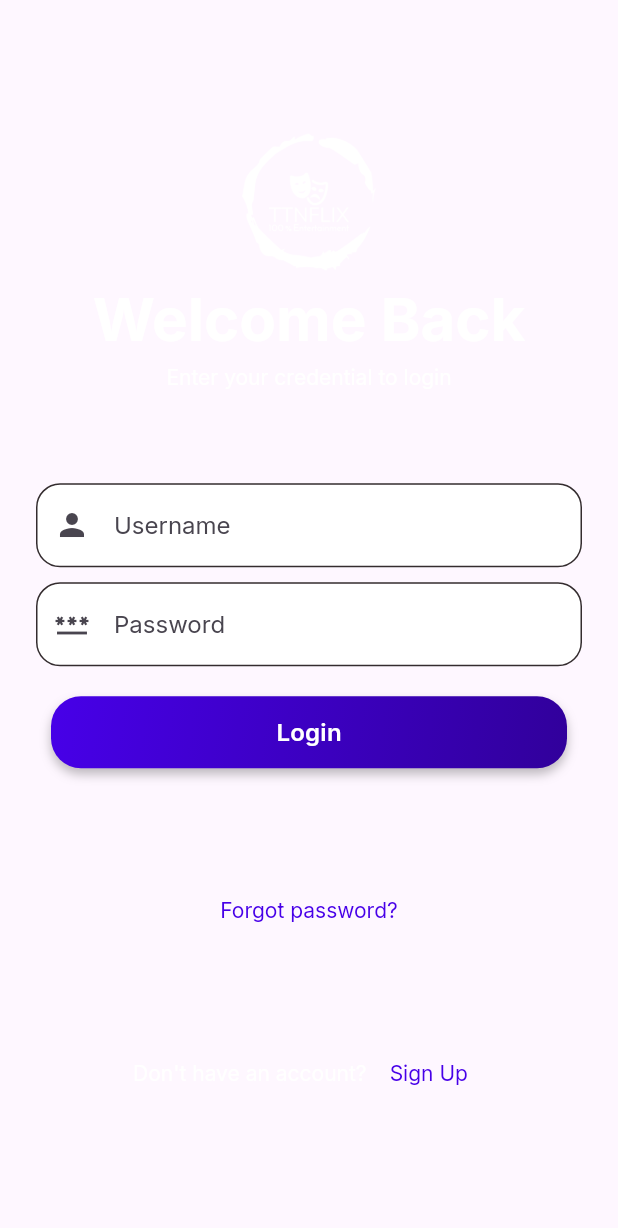
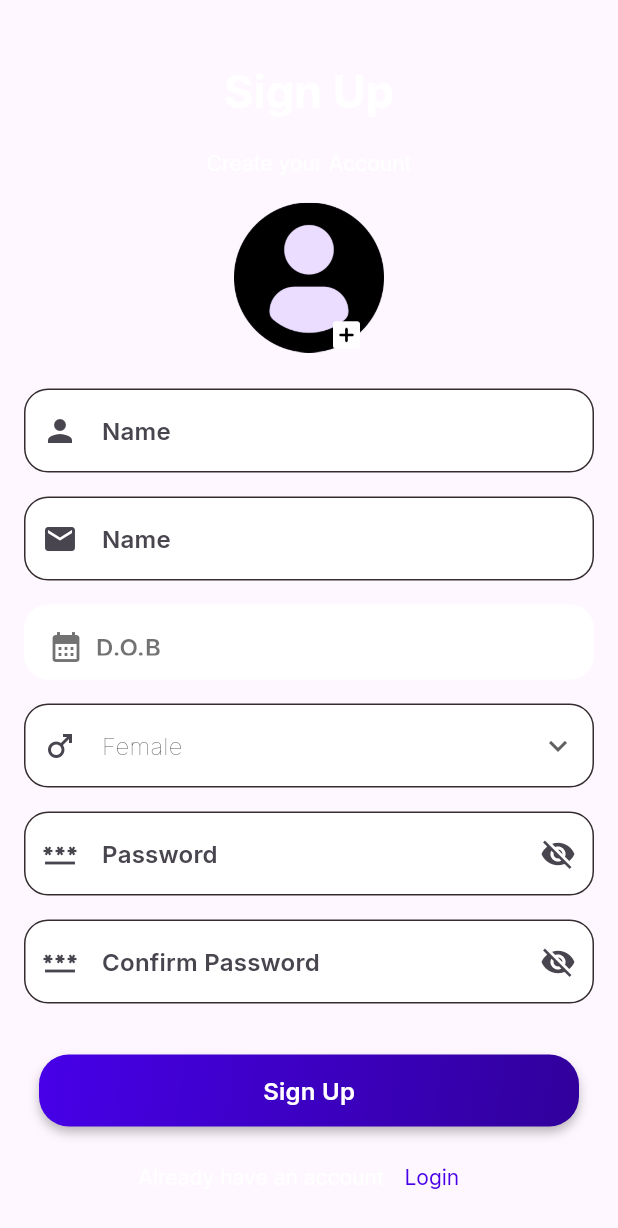
Before and after one commit to ritiksingh-tothenew/ttnflix, a Flutter app: the screen it shows after launch, after a tap on "Sign Up", on a phone screen of 412 x 824 dp. Shown: the top 1228 px of the screen. Run offline on Flutter 3.47's test engine with Material 3 defaults, Android fonts, the phone set to English and light mode, and no system bars; our stand-ins replace auto_route, dio, equatable, flutter_bloc, flutter_svg, get_it and 2 more; generated files the repository leaves out were written again; network calls fail.

Commit message:
Completed Ui of login and signup screen

```diff
--- a/lib/app_loader/app_loader_screen.dart
+++ b/lib/app_loader/app_loader_screen.dart
@@ -8,7 +8,7 @@ class AppLoaderScreen extends StatelessWidget {
 
   @override
   Widget build(BuildContext context) {
-  context.router.push(LoginScreenRoute());
+  context.router.push(SignInScreenRoute());
     return Container();
   }
 }
--- /dev/null
+++ b/lib/authentication/model/gender.dart
@@ -0,0 +1,6 @@
+class Gender {
+  final String name;
+  final String id;
+
+  Gender(this.name, this.id);
+}
--- a/lib/authentication/screens/login_screen.dart
+++ /dev/null
@@ -1,104 +0,0 @@
-import 'package:auto_route/annotations.dart';
-import 'package:flutter/material.dart';
-import 'package:ttnflix/common_widget/ttnflix_button.dart';
-import 'package:ttnflix/generated/flutter_gen/assets.gen.dart';
-import 'package:ttnflix/themes/ttnflix_colors.dart';
-import 'package:ttnflix/themes/ttnflix_sizes.dart';
-
-@RoutePage()
-class LoginScreen extends StatelessWidget {
-  const LoginScreen({super.key});
-
-  @override
-  Widget build(BuildContext context) {
-    return Scaffold(
-      body: Container(
-        margin: const EdgeInsets.all(TtnFlixSize.size24),
-        child: Column(
-          mainAxisAlignment: MainAxisAlignment.spaceEvenly,
-          children: [
-            _header(context),
-            _inputField(context),
-            _forgotPassword(context),
-            _signup(context),
-          ],
-        ),
-      ),
-    );
-  }
-
-  _header(context) {
-    return Column(
-      children: [
-        Image.asset(
-          Assets.icons.appLogoWhite.path,
-          width: TtnFlixSize.size100,
-          height: TtnFlixSize.size100,
-        ),
-        const Text(
-          "Welcome Back",
-          style: TextStyle(fontSize: 40, fontWeight: FontWeight.bold),
-        ),
-        const Text("Enter your credential to login"),
-      ],
-    );
-  }
-
-  _inputField(context) {
-    return Column(
-      crossAxisAlignment: CrossAxisAlignment.stretch,
-      children: [
-        const TextField(
-          decoration: InputDecoration(
-              hintText: "Username",
-              fillColor: Colors.white,
-              filled: true,
-              prefixIcon: Icon(Icons.person)),
-        ),
-        const SizedBox(height: 10),
-        const TextField(
-          decoration: InputDecoration(
-            hintText: "Password",
-            fillColor: Colors.white,
-            filled: true,
-            prefixIcon: Icon(Icons.password),
-          ),
-          obscureText: true,
-        ),
-        const SizedBox(height: 10),
-        TtnFlixButton(onClick: () {}, buttonText: 'Login')
-      ],
-    );
-  }
-
-  _forgotPassword(context) {
-    return TextButton(
-      onPressed: () {},
-      child: Text(
-        "Forgot password?",
-        style: Theme.of(context)
-            .textTheme
-            .bodyMedium
-            ?.copyWith(color: TTnFlixColors.blueLightColor),
-      ),
-    );
-  }
-
-  _signup(context) {
-    return Row(
-      mainAxisAlignment: MainAxisAlignment.center,
-      children: [
-        const Text("Don't have an account? "),
-        TextButton(
-            onPressed: () {},
-            child: Text(
-              "Sign Up",
-              style: Theme.of(context)
-                  .textTheme
-                  .bodyMedium
-                  ?.copyWith(color: TTnFlixColors.blueLightColor),
-            ))
-      ],
-    );
-  }
-}
--- /dev/null
+++ b/lib/authentication/screens/sign_in_screen.dart
@@ -0,0 +1,96 @@
+import 'package:auto_route/auto_route.dart';
+import 'package:flutter/material.dart';
+import 'package:flutter_gen/gen_l10n/app_localizations.dart';
+import 'package:ttnflix/common_widget/ttnflix_button.dart';
+import 'package:ttnflix/common_widget/ttnflix_passwordfield.dart';
+import 'package:ttnflix/common_widget/ttnflix_textfield.dart';
+import 'package:ttnflix/generated/flutter_gen/assets.gen.dart';
+import 'package:ttnflix/navigation/ttnflix_autoroute.gr.dart';
+import 'package:ttnflix/themes/ttnflix_colors.dart';
+import 'package:ttnflix/themes/ttnflix_sizes.dart';
+
+@RoutePage()
+class SignInScreen extends StatelessWidget {
+  SignInScreen({super.key});
+
+  final TextEditingController _emailEditingController = TextEditingController();
+  final TextEditingController _passwordEditingController =
+      TextEditingController();
+
+  @override
+  Widget build(BuildContext context) {
+    AppLocalizations appLocalizations = AppLocalizations.of(context)!;
+    return Scaffold(
+      body: Container(
+        margin: const EdgeInsets.all(TtnFlixSize.size24),
+        child: Column(
+          mainAxisAlignment: MainAxisAlignment.spaceEvenly,
+          children: [
+            Column(
+              children: [
+                Image.asset(
+                  Assets.icons.appLogoWhite.path,
+                  width: TtnFlixSize.size100,
+                  height: TtnFlixSize.size100,
+                ),
+                Text(
+                  appLocalizations.welcome_back,
+                  style: const TextStyle(
+                      fontSize: TtnFlixSize.size40,
+                      fontWeight: FontWeight.bold),
+                ),
+                Text(appLocalizations.enter_credentials),
+              ],
+            ),
+            Column(
+              crossAxisAlignment: CrossAxisAlignment.stretch,
+              children: [
+                TtnFlixTextField(
+                  textEditingController: _emailEditingController,
+                  prefixIcon: const Icon(Icons.email),
+                  hint: appLocalizations.name,
+                  textInputType: TextInputType.emailAddress,
+                ),
+                TtnPasswordField(
+                  textEditingController: _passwordEditingController,
+                  prefixIcon: const Icon(Icons.password),
+                  hint: appLocalizations.password,
+                  textInputType: TextInputType.visiblePassword,
+                ),
+                TtnFlixButton(
+                    onClick: () {}, buttonText: appLocalizations.login)
+              ],
+            ),
+            TextButton(
+              onPressed: () {},
+              child: Text(
+                appLocalizations.forgot_password,
+                style: Theme.of(context)
+                    .textTheme
+                    .bodyMedium
+                    ?.copyWith(color: TTnFlixColors.blueLightColor),
+              ),
+            ),
+            Row(
+              mainAxisAlignment: MainAxisAlignment.center,
+              children: [
+                Text(appLocalizations.dont_have_account),
+                TextButton(
+                    onPressed: () {
+                      context.router.push(const SignUpScreenRoute());
+                    },
+                    child: Text(
+                      appLocalizations.signup,
+                      style: Theme.of(context)
+                          .textTheme
+                          .bodyMedium
+                          ?.copyWith(color: TTnFlixColors.blueLightColor),
+                    ))
+              ],
+            )
+          ],
+        ),
+      ),
+    );
+  }
+}
--- /dev/null
+++ b/lib/authentication/screens/signup_screen.dart
@@ -0,0 +1,250 @@
+import 'package:auto_route/auto_route.dart';
+import 'package:flutter/material.dart';
+import 'package:flutter_gen/gen_l10n/app_localizations.dart';
+import 'package:image_picker/image_picker.dart';
+import 'package:ttnflix/authentication/model/gender.dart';
+import 'package:ttnflix/common_widget/ttnflix_date_picker.dart';
+import 'package:ttnflix/common_widget/ttnflix_dropdown.dart';
+import 'package:ttnflix/common_widget/ttnflix_passwordfield.dart';
+import 'package:ttnflix/common_widget/ttnflix_textfield.dart';
+import 'package:ttnflix/navigation/ttnflix_autoroute.gr.dart';
+import 'package:ttnflix/themes/ttnflix_colors.dart';
+
+import '../../common_widget/ttnflix_button.dart';
+import '../../generated/flutter_gen/assets.gen.dart';
+import '../../themes/ttnflix_sizes.dart';
+
+@RoutePage()
+class SignUpScreen extends StatelessWidget {
+  SignUpScreen({super.key});
+
+  final ImagePicker picker = ImagePicker();
+
+  final TextEditingController _nameEditingController = TextEditingController();
+  final TextEditingController _emailEditingController = TextEditingController();
+  final TextEditingController _passwordEditingController =
+      TextEditingController();
+  final TextEditingController _confirmPasswordEditingController =
+      TextEditingController();
+
+// Pick an image.
+  XFile? profileFile;
+
+  @override
+  Widget build(BuildContext context) {
+    AppLocalizations appLocalizations = AppLocalizations.of(context)!;
+    return Scaffold(
+      body: SingleChildScrollView(
+        child: Container(
+          margin: const EdgeInsets.all(TtnFlixSize.size16),
+          child: Column(
+            mainAxisAlignment: MainAxisAlignment.spaceEvenly,
+            children: [
+              Column(
+                children: [
+                  const SizedBox(
+                    height: TtnFlixSize.size24,
+                  ),
+                  Text(
+                    appLocalizations.signup,
+                    style: const TextStyle(
+                        fontSize: TtnFlixSize.size30,
+                        fontWeight: FontWeight.bold),
+                  ),
+                  const SizedBox(
+                    height: TtnFlixSize.size16,
+                  ),
+                  Text(appLocalizations.create_account),
+                  const SizedBox(
+                    height: TtnFlixSize.size16,
+                  ),
+                  InkWell(
+                    onTap: () {
+                      showImagePickerBottomSheet(context, appLocalizations);
+                    },
+                    child: Stack(
+                      alignment: Alignment.bottomRight,
+                      children: [
+                        Align(
+                          alignment: Alignment.center,
+                          child: CircleAvatar(
+                            radius: TtnFlixSize.size50,
+                            child: Image.asset(
+                                fit: BoxFit.cover, Assets.icons.icUser.path),
+                          ),
+                        ),
+                        const Padding(
+                          padding: EdgeInsets.only(left: TtnFlixSize.size50),
+                          child: Align(
+                              alignment: Alignment.center,
+                              child: Icon(Icons.add_box_rounded,
+                                  color: Colors.white)),
+                        )
+                      ],
+                    ),
+                  ),
+                ],
+              ),
+              const SizedBox(
+                height: TtnFlixSize.size24,
+              ),
+              Column(
+                crossAxisAlignment: CrossAxisAlignment.stretch,
+                children: [
+                  TtnFlixTextField(
+                    textEditingController: _nameEditingController,
+                    prefixIcon: const Icon(Icons.person),
+                    hint: appLocalizations.name,
+                    textInputType: TextInputType.name,
+                  ),
+                  TtnFlixTextField(
+                    textEditingController: _emailEditingController,
+                    prefixIcon: const Icon(Icons.email),
+                    hint: appLocalizations.name,
+                    textInputType: TextInputType.emailAddress,
+                  ),
+                  TtnFlixDatePickerField(
+                    onSelectedDate: (date) {},
+                    selectedDate: appLocalizations.dob,
+                  ),
+                  TtnFlixDropdown(
+                    hintText: appLocalizations.male,
+                    prefixIcon: const Icon(Icons.male),
+                    dropDownData: getDropDownData(context, appLocalizations),
+                    currentValue: '2',
+                  ),
+                  TtnPasswordField(
+                    textEditingController: _passwordEditingController,
+                    prefixIcon: const Icon(Icons.password),
+                    hint: appLocalizations.password,
+                    textInputType: TextInputType.visiblePassword,
+                  ),
+                  TtnPasswordField(
+                    textEditingController: _confirmPasswordEditingController,
+                    prefixIcon: const Icon(Icons.password),
+                    hint: appLocalizations.confirm_password,
+                  ),
+                  const SizedBox(
+                    height: TtnFlixSize.size8,
+                  ),
+                  TtnFlixButton(
+                      onClick: () {}, buttonText: appLocalizations.signup)
+                ],
+              ),
+              Row(
+                mainAxisAlignment: MainAxisAlignment.center,
+                children: [
+                  Text(appLocalizations.already_have_account),
+                  TextButton(
+                      onPressed: () {
+                        context.router.push(const SignInScreenRoute());
+                      },
+                      child: Text(
+                        appLocalizations.login,
+                        style: Theme.of(context)
+                            .textTheme
+                            .bodyMedium
+                            ?.copyWith(color: TTnFlixColors.blueLightColor),
+                      ))
+                ],
+              )
+            ],
+          ),
+        ),
+      ),
+    );
+  }
+
+  void showImagePickerBottomSheet(
+    BuildContext context,
+    AppLocalizations appLocalizations,
+  ) {
+    showModalBottomSheet(
+        backgroundColor: Colors.white,
+        context: context,
+        isScrollControlled: true,
+        builder: (_) {
+          return Container(
+            height: TtnFlixSize.size100,
+            decoration: const BoxDecoration(
+                borderRadius:
+                    BorderRadius.all(Radius.circular(TtnFlixSize.size10))),
+            child: Column(
+              mainAxisAlignment: MainAxisAlignment.center,
+              crossAxisAlignment: CrossAxisAlignment.center,
+              children: [
+                InkWell(
+                  onTap: () async {
+                    profileFile =
+                        await picker.pickImage(source: ImageSource.camera);
+                  },
+                  child: Row(
+                    mainAxisAlignment: MainAxisAlignment.center,
+                    children: [
+                      const Icon(Icons.camera_alt),
+                      const SizedBox(
+                        width: TtnFlixSize.size10,
+                      ),
+                      Text(
+                        appLocalizations.camera,
+                        style: Theme.of(context)
+                            .textTheme
+                            .titleMedium
+                            ?.copyWith(color: TTnFlixColors.grey8),
+                      ),
+                    ],
+                  ),
+                ),
+                const SizedBox(
+                  height: TtnFlixSize.size24,
+                ),
+                InkWell(
+                  onTap: () async {
+                    profileFile =
+                        await picker.pickImage(source: ImageSource.gallery);
+                  },
+                  child: Row(
+                    mainAxisAlignment: MainAxisAlignment.center,
+                    children: [
+                      const Icon(Icons.photo_camera_back_outlined),
+                      const SizedBox(
+                        width: TtnFlixSize.size10,
+                      ),
+                      Text(
+                        appLocalizations.gallery,
+                        style: Theme.of(context)
+                            .textTheme
+                            ?.titleMedium
+                            ?.copyWith(color: TTnFlixColors.grey8),
+                      ),
+                    ],
+                  ),
+                ),
+              ],
+            ),
+          );
+        });
+  }
+
+  List<DropdownMenuItem<String>> getDropDownData(
+      BuildContext context, AppLocalizations appLocalization) {
+    var gender = [
+      Gender(appLocalization.male, '1'),
+      Gender(appLocalization.female, '2'),
+      Gender(appLocalization.not_specified, '3')
+    ];
+    List<DropdownMenuItem<String>> dropdownItems = [];
+
+    for (var element in gender) {
+      dropdownItems.add(DropdownMenuItem(
+        value: element.id,
+        child: Text(
+          element.name,
+          style: Theme.of(context).textTheme.titleMedium?.copyWith(
+              color: TTnFlixColors.grey8, fontWeight: FontWeight.w100),
+        ),
+      ));
+    }
+    return dropdownItems;
+  }
+}
--- /dev/null
+++ b/lib/common_widget/ttnflix_date_picker.dart
@@ -0,0 +1,58 @@
+import 'package:flutter/material.dart';
+import 'package:ttnflix/themes/ttnflix_colors.dart';
+import 'package:ttnflix/themes/ttnflix_sizes.dart';
+
+class TtnFlixDatePickerField extends StatelessWidget {
+  const TtnFlixDatePickerField(
+      {super.key, this.selectedDate, required this.onSelectedDate});
+
+  final String? selectedDate;
+  final Function(String date) onSelectedDate;
+
+  @override
+  Widget build(BuildContext context) {
+    return Padding(
+      padding: const EdgeInsets.only(bottom: TtnFlixSize.size16),
+      child: GestureDetector(
+        onTap: () {
+          _selectDate(context, onSelectedDate, selectedDate);
+        },
+        child: Container(
+          padding: const EdgeInsets.all(TtnFlixSize.size16),
+          height: TtnFlixSize.size50,
+          decoration: BoxDecoration(
+              color: Colors.white,
+              borderRadius: BorderRadius.circular(TtnFlixSize.size16)),
+          child: Row(
+            children: [
+              Icon(Icons.calendar_month,
+                  color: TTnFlixColors
+                      .tabSecondaryTextColor[Theme.of(context).brightness]),
+              const SizedBox(
+                width: TtnFlixSize.size8,
+              ),
+              Text(
+                selectedDate ?? '',
+                style: Theme.of(context).textTheme.titleMedium?.copyWith(
+                    color: TTnFlixColors
+                        .tabSecondaryTextColor[Theme.of(context).brightness]),
+              ),
+            ],
+          ),
+        ),
+      ),
+    );
+  }
+
+  Future<void> _selectDate(BuildContext context,
+      Function(String date) onSelectedDate, String? selectedDate) async {
+    final DateTime? picked = await showDatePicker(
+        context: context,
+        initialDate: DateTime.now(),
+        firstDate: DateTime(1970, 1),
+        lastDate: DateTime(2101));
+    if (picked != null && picked != selectedDate) {
+      onSelectedDate(picked.toString());
+    }
+  }
+}
--- /dev/null
+++ b/lib/common_widget/ttnflix_dropdown.dart
@@ -0,0 +1,51 @@
+import 'package:flutter/material.dart';
+import 'package:ttnflix/themes/ttnflix_sizes.dart';
+
+import '../themes/ttnflix_colors.dart';
+
+class TtnFlixDropdown extends StatelessWidget {
+  const TtnFlixDropdown(
+      {super.key,
+      this.hintText,
+      this.textColor,
+      this.prefixIcon,
+      this.dropDownData,
+      this.currentValue});
+
+  final String? hintText;
+  final Color? textColor;
+  final Icon? prefixIcon;
+  final String? currentValue;
+
+  final List<DropdownMenuItem<String>>? dropDownData;
+
+  @override
+  Widget build(BuildContext context) {
+    return Padding(
+      padding: const EdgeInsets.only(bottom: TtnFlixSize.size16),
+      child: DropdownButtonFormField<String>(
+        value: currentValue ?? '2',
+        decoration: const InputDecoration(
+          fillColor: Colors.white,
+          filled: true,
+          prefixIcon: Icon(Icons.male),
+        ),
+        hint: Text(
+          hintText ?? '',
+          style: Theme.of(context)
+              .textTheme
+              .titleMedium
+              ?.copyWith(color: textColor ?? TTnFlixColors.grey8),
+        ),
+        icon: const Icon(
+          Icons.keyboard_arrow_down,
+          // color: Colors.white,
+        ),
+        iconSize: TtnFlixSize.size24,
+        dropdownColor: Colors.white,
+        items: dropDownData,
+        onChanged: (value) {},
+      ),
+    );
+  }
+}
--- /dev/null
+++ b/lib/common_widget/ttnflix_passwordfield.dart
@@ -0,0 +1,68 @@
+import 'package:flutter/material.dart';
+import 'package:ttnflix/themes/ttnflix_colors.dart';
+import 'package:ttnflix/themes/ttnflix_sizes.dart';
+
+class TtnPasswordField extends StatefulWidget {
+  const TtnPasswordField(
+      {super.key,
+      required this.textEditingController,
+      this.hint,
+      this.prefixIcon,
+      this.textColor,
+      this.error,
+      this.textInputType});
+
+  final TextEditingController textEditingController;
+  final String? hint;
+  final Icon? prefixIcon;
+  final Color? textColor;
+  final String? error;
+  final TextInputType? textInputType;
+
+  @override
+  State<TtnPasswordField> createState() => _TtnPasswordFieldState(
+      textEditingController, hint, prefixIcon, textColor, error, textInputType);
+}
+
+class _TtnPasswordFieldState extends State<TtnPasswordField> {
+  bool _isPasswordVisible = true;
+  final TextEditingController textEditingController;
+  final String? hint;
+  final Icon? prefixIcon;
+  final Color? textColor;
+  final String? error;
+  final TextInputType? textInputType;
+
+  _TtnPasswordFieldState(this.textEditingController, this.hint, this.prefixIcon,
+      this.textColor, this.error, this.textInputType);
+
+  @override
+  Widget build(BuildContext context) {
+    return Padding(
+      padding: const EdgeInsets.only(bottom: TtnFlixSize.size16),
+      child: TextField(
+        obscureText: _isPasswordVisible,
+        keyboardType: textInputType,
+        controller: textEditingController,
+        style: Theme.of(context)
+            .textTheme
+            .titleMedium
+            ?.copyWith(color: textColor ?? TTnFlixColors.grey8),
+        decoration: InputDecoration(
+            suffixIcon: GestureDetector(
+                onTap: () {
+                  setState(() {
+                    _isPasswordVisible = !_isPasswordVisible;
+                  });
+                },
+                child: Icon(!_isPasswordVisible
+                    ? Icons.visibility
+                    : Icons.visibility_off)),
+            hintText: hint ?? '',
+            fillColor: Colors.white,
+            filled: true,
+            prefixIcon: prefixIcon),
+      ),
+    );
+  }
+}
--- /dev/null
+++ b/lib/common_widget/ttnflix_textfield.dart
@@ -0,0 +1,41 @@
+import 'package:flutter/material.dart';
+import 'package:ttnflix/themes/ttnflix_colors.dart';
+import 'package:ttnflix/themes/ttnflix_sizes.dart';
+
+class TtnFlixTextField extends StatelessWidget {
+  const TtnFlixTextField(
+      {super.key,
+      required this.textEditingController,
+      this.hint,
+      this.prefixIcon,
+      this.textColor,
+      this.error,
+      this.textInputType});
+
+  final TextEditingController textEditingController;
+  final String? hint;
+  final Icon? prefixIcon;
+  final Color? textColor;
+  final String? error;
+  final TextInputType? textInputType;
+
+  @override
+  Widget build(BuildContext context) {
+    return Padding(
+      padding: const EdgeInsets.only(bottom: TtnFlixSize.size16),
+      child: TextField(
+        keyboardType: textInputType,
+        controller: textEditingController,
+        style: Theme.of(context)
+            .textTheme
+            .titleMedium
+            ?.copyWith(color: textColor ?? TTnFlixColors.grey8),
+        decoration: InputDecoration(
+            hintText: hint ?? '',
+            fillColor: Colors.white,
+            filled: true,
+            prefixIcon: prefixIcon),
+      ),
+    );
+  }
+}
--- a/lib/l10n/app_en.arb
+++ b/lib/l10n/app_en.arb
@@ -1,5 +1,27 @@
 {
   "app_name": "TTN Flix",
   "overview": "Overview",
-  "detail": "Detail"
+  "detail": "Detail",
+  "welcome_back": "Welcome Back",
+  "username": "Username",
+  "password": "Password",
+  "login": "Login",
+  "enter_credentials": "Enter your credentials to login",
+  "forgot_password": "Forgot password",
+  "dont_have_account": "Don't have an account?",
+  "signup": "Sign Up",
+  "welcome": "Welcome",
+  "create_account": "Create your Account",
+  "dob": "D.O.B",
+  "name": "Name",
+  "male": "Male",
+  "female": "Female",
+  "not_specified": "Not Specified",
+  "email": "Email",
+  "confirm_password": "Confirm Password",
+  "gender": "Gender",
+  "profile_pic": "upload your profile picture",
+  "camera": "Camera",
+  "gallery": "Gallery",
+  "already_have_account": "Already have an account"
 }
--- a/lib/navigation/ttnflix_autoroute.dart
+++ b/lib/navigation/ttnflix_autoroute.dart
@@ -7,7 +7,8 @@ class TtnFlixAppRouter extends $TtnFlixAppRouter {
   List<AutoRoute> get routes => [
         AutoRoute(page: AppLoaderScreenRoute.page, initial: true),
         AutoRoute(page: HomeScreenRoute.page),
-        AutoRoute(page: LoginScreenRoute.page),
+        AutoRoute(page: SignInScreenRoute.page),
         AutoRoute(page: MovieDetailScreenRoute.page),
+        AutoRoute(page: SignUpScreenRoute.page),
       ];
 }
--- a/pubspec.yaml
+++ b/pubspec.yaml
@@ -45,6 +45,7 @@ dependencies:
     sdk: flutter
   google_fonts: ^6.1.0
   flutter_svg: ^2.0.9
+  image_picker: ^1.0.7
 
 dev_dependencies:
   flutter_test:
```
Also changed, not shown: assets/icons/ic_user.png (added), lib/generated/flutter_gen/assets.gen.dart, lib/navigation/ttnflix_autoroute.gr.dart, pubspec.lock.
